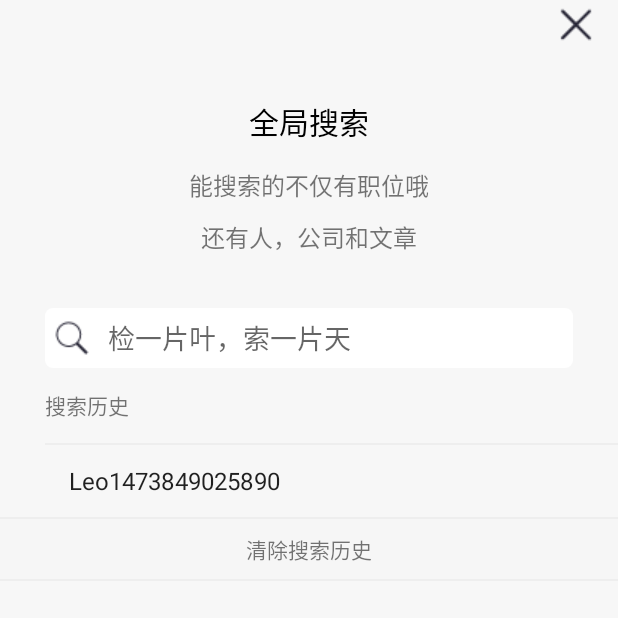
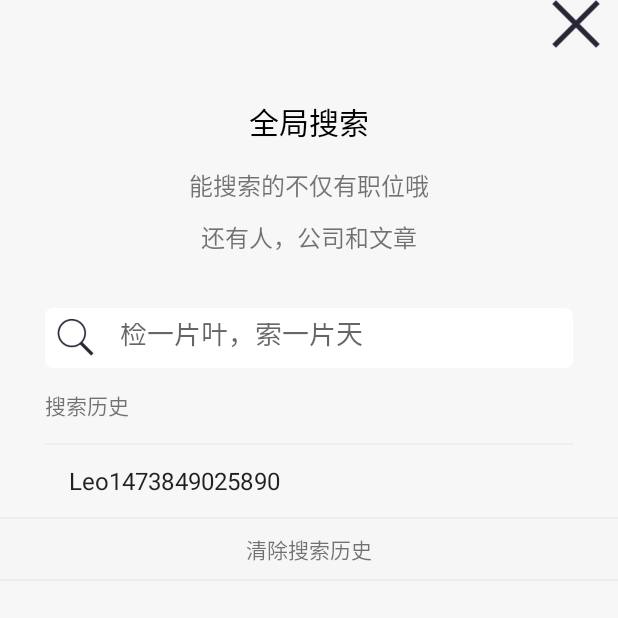
Before and after one commit to ForgetAll/QianXun, an Android app: the screen it shows after launch (SearchActivity), after a tap on an icon or button, on a phone screen of 412 x 824 dp, the top half of it. Run offline under Robolectric (Android 15) with nearby library versions, the phone set to English and light mode, and no system bars; libraries missing offline, so code that uses them is left out: com.orhanobut.logger; 1 statement that could not run was skipped.

Commit message:
查询功能，修改

```diff
--- a/app/src/main/java/com/heapot/qianxun/activity/MainActivity.java
+++ b/app/src/main/java/com/heapot/qianxun/activity/MainActivity.java
@@ -5,7 +5,6 @@ import android.graphics.Bitmap;
 import android.graphics.Color;
 import android.os.Build;
 import android.os.Bundle;
-import android.support.design.widget.FloatingActionButton;
 import android.support.design.widget.TabLayout;
 import android.support.v4.view.ViewPager;
 import android.support.v4.widget.DrawerLayout;
@@ -33,7 +32,7 @@ public class MainActivity extends AppCompatActivity implements View.OnClickListe
     private ViewPager mViewPager;
     private MyPageAdapter mPageAdapter;
 
-    private FloatingActionButton createButton;
+    //private FloatingActionButton createButton;
     private String currentId;
     private List<String> mList;
 
@@ -60,7 +59,7 @@ public class MainActivity extends AppCompatActivity implements View.OnClickListe
         mNotification = (ImageView) findViewById(R.id.iv_notification);
         mBanner = (ImageView) findViewById(R.id.iv_banner);
         mSubscription = (ImageView) findViewById(R.id.iv_subscription_choose);
-        createButton = (FloatingActionButton) findViewById(R.id.fab_create);
+       // createButton = (FloatingActionButton) findViewById(R.id.fab_create);
 
         mList = new ArrayList<>();
     }
@@ -82,7 +81,7 @@ public class MainActivity extends AppCompatActivity implements View.OnClickListe
         mSubscription.setOnClickListener(this);
 
         //添加悬浮按钮点击事件
-        createButton.setOnClickListener(this);
+      //  createButton.setOnClickListener(this);
     }
 
     /**
@@ -131,10 +130,10 @@ public class MainActivity extends AppCompatActivity implements View.OnClickListe
                 Intent intent = new Intent(this, Subscription.class);
                 startActivity(intent);
                 break;
-            case R.id.fab_create:
+           /* case R.id.fab_create:
                 Intent intentCreate = new Intent(this,CreateActivity.class);
                 startActivity(intentCreate);
-                break;
+                break;*/
 
 
         }
--- a/app/src/main/java/com/heapot/qianxun/activity/SearchActivity.java
+++ b/app/src/main/java/com/heapot/qianxun/activity/SearchActivity.java
@@ -32,7 +32,7 @@ public class SearchActivity extends Activity implements View.OnClickListener{
     private EditText et_search;
     private TextView tv_tip, tv_clear;
     private SearchListView listView;
-    private ImageView mBack;
+    private ImageView mBack,mClearSearch;
     private RecordSQLiteOpenHelper helper = new RecordSQLiteOpenHelper(this);
     private SQLiteDatabase db;
     private BaseAdapter adapter;
@@ -55,6 +55,8 @@ public class SearchActivity extends Activity implements View.OnClickListener{
         listView = (com.heapot.qianxun.popupwindow.SearchListView) findViewById(R.id.listView);
         tv_clear = (TextView) findViewById(R.id.tv_clear);
         mBack = (ImageView) findViewById(R.id.iv_back);
+        mClearSearch=(ImageView)findViewById(R.id.iv_clearSearch);
+        mClearSearch.setOnClickListener(this);
         mBack.setOnClickListener(this);
         tv_clear.setOnClickListener(this);
         // 搜索框的键盘搜索键点击回调
@@ -94,10 +96,10 @@ public class SearchActivity extends Activity implements View.OnClickListener{
             public void afterTextChanged(Editable s) {
 if (s.toString().trim().length()==0){
     tv_tip.setText("搜索历史");
-    tv_tip.setVisibility(View.VISIBLE);
+    mClearSearch.setVisibility(View.GONE);
 }else{
     tv_tip.setText("搜索结果");
-    tv_clear.setVisibility(View.GONE);
+    mClearSearch.setVisibility(View.VISIBLE);
 }
                 String temName=et_search.getText().toString();
                 // 根据tempName去模糊查询数据库中有没有数据
@@ -168,28 +170,14 @@ if (s.toString().trim().length()==0){
             case R.id.iv_back:
                 finish();
                 break;
+            case R.id.iv_clearSearch:
+                et_search.setText("");
+                break;
 
         }
 
     }
 
-  /*  @Override
-    public boolean onKey(View v, int keyCode, KeyEvent event) {
-        if (keyCode == KeyEvent.KEYCODE_ENTER && event.getAction() == KeyEvent.ACTION_DOWN) {// 修改回车键功能
-// 先隐藏键盘
-            ((InputMethodManager) getSystemService(Context.INPUT_METHOD_SERVICE)).hideSoftInputFromWindow(
-                    getCurrentFocus().getWindowToken(), InputMethodManager.HIDE_NOT_ALWAYS);
-// 按完搜索键后将当前查询的关键字保存起来,如果该关键字已经存在就不执行保存
-            boolean hasData = hasData(et_search.getText().toString().trim());
-if (!hasData){
-    insertData(et_search.getText().toString().trim());
-    queryData("");
-}
-            //根据输入的内容模糊查询商品，并跳转到另一个界面，由你自己去实现
-            Toast.makeText(SearchActivity.this, "clicked!", Toast.LENGTH_SHORT).show();
-        }
-        return false;
-    }*/
 
 
     //检查数据库中是否有该条数据
--- a/app/src/main/res/layout/activity_search.xml
+++ b/app/src/main/res/layout/activity_search.xml
@@ -15,11 +15,11 @@
             <ImageView
                 android:id="@+id/iv_back"
                 android:layout_alignParentRight="true"
-                android:layout_width="wrap_content"
-                android:layout_height="wrap_content"
+                android:layout_width="32dp"
+                android:layout_height="32dp"
                 android:layout_centerVertical="true"
                 android:layout_marginRight="@dimen/margin_horizontal"
-                android:src="@drawable/ic_delete_32_black"/>
+                android:src="@drawable/ic_delete_64_black"/>
         </RelativeLayout>
         <TextView
             android:layout_width="match_parent"
@@ -44,35 +44,43 @@
             android:gravity="center"
             android:text="还有人，公司和文章"
             android:textSize="16sp"/>
-        <RelativeLayout
+        <LinearLayout
             android:background="@drawable/bg_search_shape"
             android:layout_marginLeft="30dp"
             android:layout_marginTop="30dp"
             android:layout_marginRight="30dp"
             android:layout_width="match_parent"
-            android:layout_height="40dp">
+            android:layout_height="40dp"
+            android:orientation="horizontal">
             <ImageView
                 android:id="@+id/iv_search"
-                android:layout_width="wrap_content"
-                android:layout_height="match_parent"
+                android:layout_width="40dp"
+                android:layout_height="40dp"
                 android:layout_gravity="center_vertical"
                 android:paddingRight="6dp"
                 android:paddingLeft="6dp"
-                android:src="@drawable/ic_search_24_black"/>
+                android:src="@drawable/ic_search_64_black"/>
             <EditText
                 android:layout_centerVertical="true"
-                android:layout_toRightOf="@id/iv_search"
                 android:id="@+id/et_search"
-                android:layout_width="match_parent"
+                android:layout_width="0dp"
                 android:layout_height="wrap_content"
+                android:layout_weight="1"
                 android:gravity="center_vertical"
                 android:hint="检一片叶，索一片天"
                 android:imeOptions="actionSearch"
                 android:singleLine="true"
                 android:textSize="18sp"
                 android:background="@null"
-                android:padding="6dp"/>
-        </RelativeLayout>
+                android:padding="10dp"/>
+            <ImageView
+                android:id="@+id/iv_clearSearch"
+                android:layout_width="40dp"
+                android:layout_height="40dp"
+                android:src="@drawable/ic_clear_64_black"
+                android:padding="10dp"
+                android:visibility="gone"/>
+        </LinearLayout>
     </LinearLayout>
 
     <ScrollView
@@ -89,7 +97,7 @@
                 android:layout_height="wrap_content"
                 android:orientation="vertical"
                 android:paddingLeft="30dp"
-
+                android:paddingRight="30dp"
                 >
 
                 <TextView
--- a/app/src/main/res/layout/layout_container.xml
+++ b/app/src/main/res/layout/layout_container.xml
@@ -36,7 +36,7 @@
         android:layout_height="match_parent"
         app:layout_behavior="@string/appbar_scrolling_view_behavior">
     </android.support.v4.view.ViewPager>
-    <android.support.design.widget.FloatingActionButton
+   <!-- <android.support.design.widget.FloatingActionButton
         android:id="@+id/fab_create"
         android:layout_width="wrap_content"
         android:layout_height="wrap_content"
@@ -46,5 +46,5 @@
         android:src="@drawable/ic_add_24"
         android:elevation="5dp"
         android:backgroundTint="#2EC093"
-        app:pressedTranslationZ="10dp"/>
+        app:pressedTranslationZ="10dp"/>-->
 </android.support.design.widget.CoordinatorLayout>
--- a/app/src/main/res/layout/personal_table_add_table.xml
+++ b/app/src/main/res/layout/personal_table_add_table.xml
@@ -40,6 +40,7 @@
             android:layout_height="match_parent"
             android:gravity="center_vertical"
             android:text="新闻"
+            android:singleLine="true"
             android:textSize="16sp"/>
 
     </RelativeLayout>
--- a/app/src/main/res/layout/personal_table_set_dialog.xml
+++ b/app/src/main/res/layout/personal_table_set_dialog.xml
@@ -51,6 +51,8 @@
             android:layout_height="match_parent"
             android:gravity="center_vertical"
             android:text="新闻"
+            android:singleLine="true"
+
             android:textSize="16sp"/>
 
     </RelativeLayout>
--- a/app/src/main/res/layout/personal_tool_bar.xml
+++ b/app/src/main/res/layout/personal_tool_bar.xml
@@ -42,11 +42,11 @@
                 <ImageView
                     android:id="@+id/iv_close"
                     android:layout_alignParentRight="true"
-                    android:layout_width="wrap_content"
-                    android:layout_height="wrap_content"
+                    android:layout_width="32dp"
+                    android:layout_height="32dp"
                     android:layout_centerVertical="true"
                     android:layout_marginRight="@dimen/margin_horizontal"
-                    android:src="@drawable/ic_delete_32"/>
+                    android:src="@drawable/ic_delete_64_white"/>
             </RelativeLayout>
         </LinearLayout>
 </android.support.v7.widget.Toolbar>
```
Also changed, not shown: app/src/main/res/drawable/ic_clear_16_black.png (added), app/src/main/res/drawable/ic_clear_64_black.png (added), app/src/main/res/drawable/ic_delete_64_black.png (added), app/src/main/res/drawable/ic_delete_64_white.png (added), app/src/main/res/drawable/ic_search_64_black.png (added).
